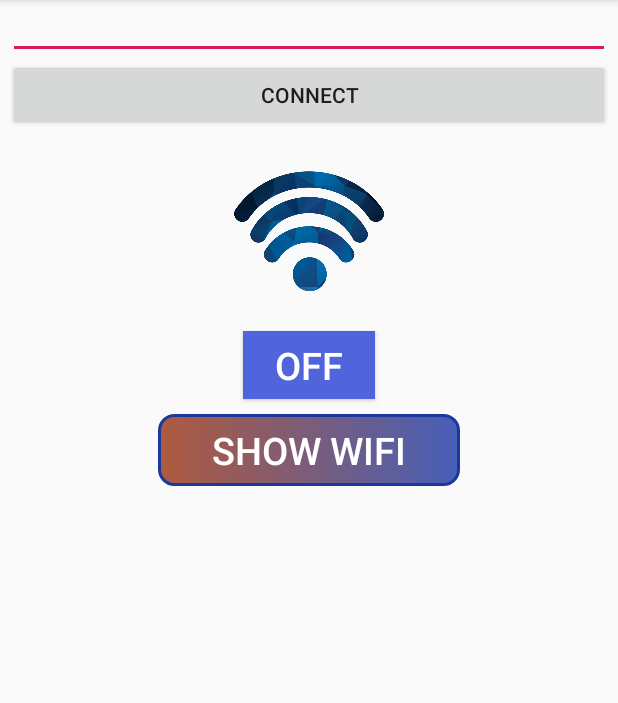
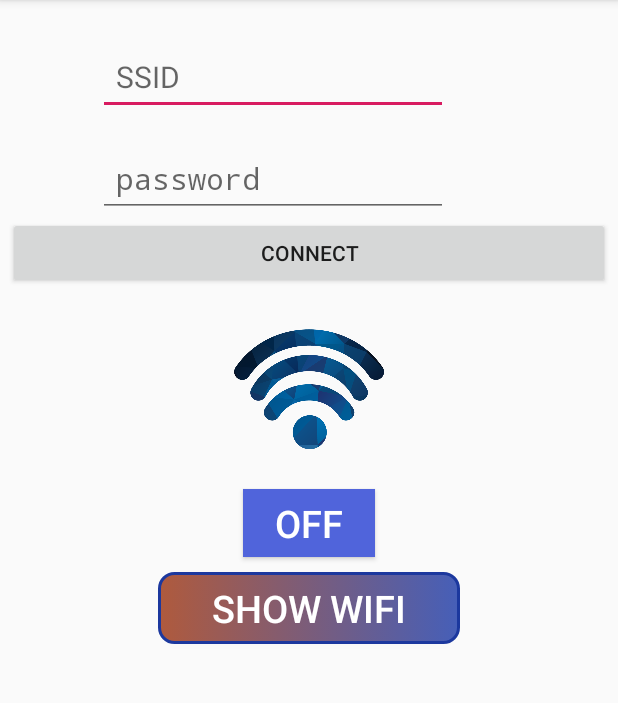
Before and after one commit to sher-machine/WifiAnalyzerAndManager, an Android app: the screen it shows after launch (MainActivity), after a tap on "CONNECT", on a phone screen of 412 x 824 dp, the part 84-787 px from its top. Run offline under Robolectric (Android 15) with nearby library versions, the light colour scheme and no system bars.

Commit message:
analog + edittext for password and ssid (working)

```diff
--- a/app/src/main/java/com/example/wifiappone/MainActivity.java
+++ b/app/src/main/java/com/example/wifiappone/MainActivity.java
@@ -42,7 +42,7 @@ public class MainActivity extends AppCompatActivity {
     private WifiConfiguration wifiConfig, config;
     private WifiReceiver wifiResiver;
     private boolean isClick = false;
-    private EditText url;
+    private EditText url, pswd;
 
     private ListView list;
 
@@ -75,6 +75,8 @@ public class MainActivity extends AppCompatActivity {
         list = findViewById(R.id.listItem);
         Button button = (Button) findViewById(R.id.button);
         Button button2 = (Button) findViewById(R.id.button2);
+        url = (EditText) findViewById(R.id.editText1);
+        pswd = (EditText) findViewById(R.id.editText2);
 
         button.setOnClickListener(new View.OnClickListener() {
             @Override
@@ -89,7 +91,8 @@ public class MainActivity extends AppCompatActivity {
             @Override
             public void onClick(View v) {
 
-                connect("lolo","qwertyuio");
+
+                connect(url.getText().toString().trim(),pswd.getText().toString().trim());
                 //scheduleSendLocation();
                 ////запускаем рессивер
                 //isClick = true;
@@ -250,7 +253,7 @@ public class MainActivity extends AppCompatActivity {
 
             nets[i] = new Element(ssid, security, level, bssid);
         }
-        Toast.makeText(getApplicationContext(), "INFO " + wifiList.get(1), Toast.LENGTH_LONG).show();
+        Toast.makeText(getApplicationContext(), "INFO " + wifiList.get(1), Toast.LENGTH_SHORT).show();
         //for debug!
 
         AdapterElements adapterElements = new AdapterElements(this);
--- a/app/src/main/res/layout/activity_main.xml
+++ b/app/src/main/res/layout/activity_main.xml
@@ -5,12 +5,37 @@
     android:orientation="vertical"
     android:padding="5dp">
 
-    <androidx.appcompat.widget.AppCompatEditText
+
+    <EditText
         android:id="@+id/editText1"
-        android:layout_width="match_parent"
-        android:layout_height="34dp"
-        android:textSize="18sp"></androidx.appcompat.widget.AppCompatEditText>
+        android:layout_width="wrap_content"
+        android:layout_height="wrap_content"
+        android:layout_marginLeft="60sp"
+        android:layout_marginTop="20sp"
+        android:layout_marginRight="40sp"
+        android:ems="10"
+        android:hint="SSID"
+        android:inputType="textEmailAddress"
+        android:padding="12sp"
+        android:paddingBottom="40sp"
+        android:textColor="@color/colorBlue"
+        android:textSize="20sp" />
 
+    <EditText
+        android:id="@+id/editText2"
+        android:layout_width="wrap_content"
+        android:layout_height="48dp"
+        android:layout_marginLeft="60sp"
+        android:layout_marginTop="20sp"
+        android:layout_marginRight="40sp"
+        android:ems="10"
+        android:fontFamily="monospace"
+        android:hint="password"
+        android:inputType="textPassword"
+        android:padding="12sp"
+        android:paddingBottom="40sp"
+        android:textColor="@color/colorBlue"
+        android:textSize="20sp" />/>
 
     <Button
         android:id="@+id/button2"
```
